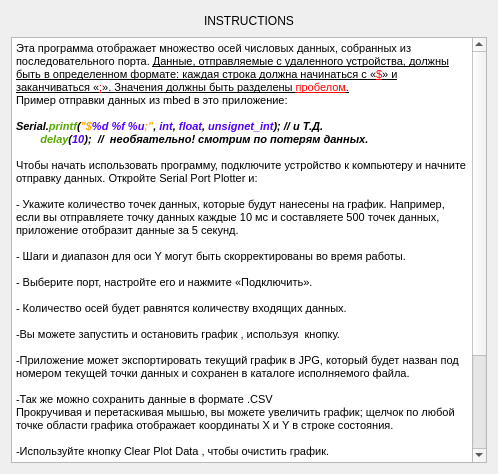
Above: helpwindow.ui from R4ddd/serial_port_plotter before the change. Below: the same form after it.
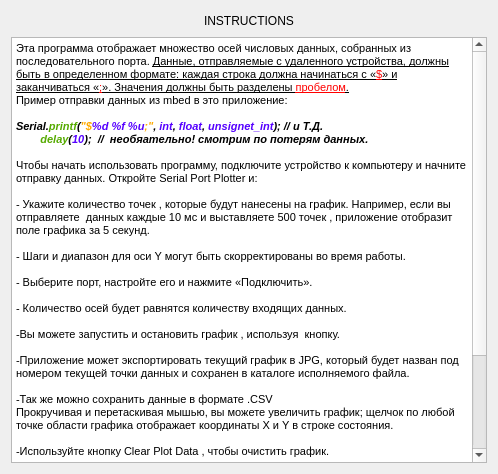
That is the form after the change.

Commit message:
Перевел инструкцию
Перевел инструкцию

The edit to the form file:
```diff
--- a/helpwindow.ui
+++ b/helpwindow.ui
@@ -66,7 +66,7 @@
 &lt;p style=&quot;-qt-paragraph-type:empty; margin-top:0px; margin-bottom:0px; margin-left:0px; margin-right:0px; -qt-block-indent:0; text-indent:0px; font-size:8pt; font-weight:600; font-style:italic;&quot;&gt;&lt;br /&gt;&lt;/p&gt;
 &lt;p style=&quot; margin-top:0px; margin-bottom:0px; margin-left:0px; margin-right:0px; -qt-block-indent:0; text-indent:0px;&quot;&gt;&lt;span style=&quot; font-size:8pt;&quot;&gt;Чтобы начать использовать программу, подключите устройство к компьютеру и начните отправку данных. Откройте Serial Port Plotter и:&lt;/span&gt;&lt;/p&gt;
 &lt;p style=&quot;-qt-paragraph-type:empty; margin-top:0px; margin-bottom:0px; margin-left:0px; margin-right:0px; -qt-block-indent:0; text-indent:0px; font-size:8pt;&quot;&gt;&lt;br /&gt;&lt;/p&gt;
-&lt;p style=&quot; margin-top:0px; margin-bottom:0px; margin-left:0px; margin-right:0px; -qt-block-indent:0; text-indent:0px;&quot;&gt;&lt;span style=&quot; font-size:8pt;&quot;&gt;- Укажите количество точек данных, которые будут нанесены на график. Например, если вы отправляете точку данных каждые 10 мс и составляете 500 точек данных, приложение отобразит данные за 5 секунд.&lt;/span&gt;&lt;/p&gt;
+&lt;p style=&quot; margin-top:0px; margin-bottom:0px; margin-left:0px; margin-right:0px; -qt-block-indent:0; text-indent:0px;&quot;&gt;&lt;span style=&quot; font-size:8pt;&quot;&gt;- Укажите количество точек , которые будут нанесены на график. Например, если вы отправляете  данных каждые 10 мс и выставляете 500 точек , приложение отобразит поле графика за 5 секунд.&lt;/span&gt;&lt;/p&gt;
 &lt;p style=&quot;-qt-paragraph-type:empty; margin-top:0px; margin-bottom:0px; margin-left:0px; margin-right:0px; -qt-block-indent:0; text-indent:0px; font-size:8pt;&quot;&gt;&lt;br /&gt;&lt;/p&gt;
 &lt;p style=&quot; margin-top:0px; margin-bottom:0px; margin-left:0px; margin-right:0px; -qt-block-indent:0; text-indent:0px;&quot;&gt;&lt;span style=&quot; font-size:8pt;&quot;&gt;- Шаги и диапазон для оси Y могут быть скорректированы во время работы.&lt;/span&gt;&lt;/p&gt;
 &lt;p style=&quot;-qt-paragraph-type:empty; margin-top:0px; margin-bottom:0px; margin-left:0px; margin-right:0px; -qt-block-indent:0; text-indent:0px; font-size:8pt;&quot;&gt;&lt;br /&gt;&lt;/p&gt;
```
The commit also changes 1 other file.
